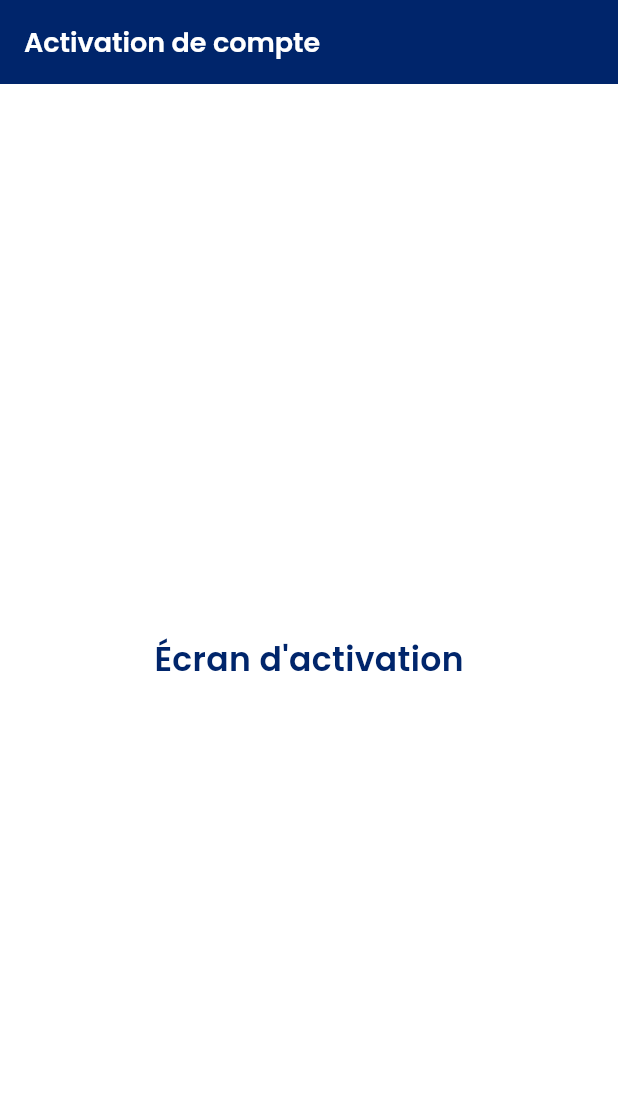
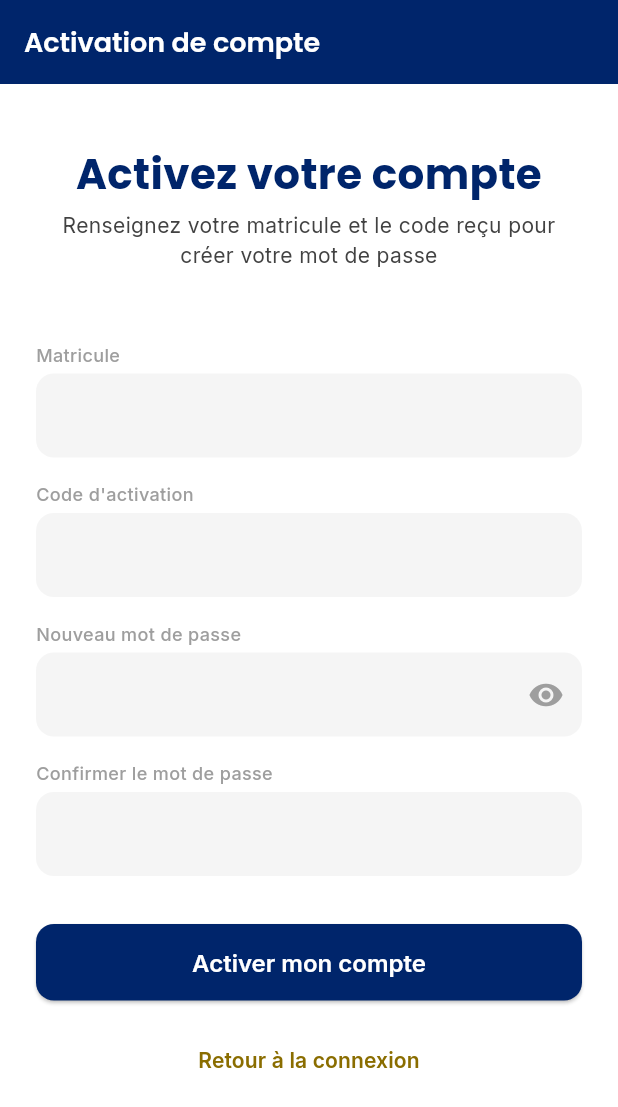
Before and after one commit to dirambedimboumbeguymbouess2001-hue/ipea-app, a Flutter app: the ActivationScreen screen opened by its route, on a phone screen of 412 x 824 dp. Shown: the top 1107 px of the screen. Run offline on Flutter 3.47's test engine with Material 3 defaults, Android fonts, the phone set to English and light mode, and no system bars; our stand-ins replace go_router, google_fonts.

Commit message:
Ajout de l'ecran Activation de compte avec validation complete

```diff
--- a/lib/features/activation/activation_screen.dart
+++ b/lib/features/activation/activation_screen.dart
@@ -1,15 +1,172 @@
 import 'package:flutter/material.dart';
+import 'package:go_router/go_router.dart';
+import '../../core/theme/app_colors.dart';
 import '../../core/theme/app_typography.dart';
+import '../../core/theme/app_spacing.dart';
+import '../../shared/widgets/app_button.dart';
+import '../../shared/widgets/app_text_field.dart';
 
-class ActivationScreen extends StatelessWidget {
+class ActivationScreen extends StatefulWidget {
   const ActivationScreen({super.key});
+
+  @override
+  State<ActivationScreen> createState() => _ActivationScreenState();
+}
+
+class _ActivationScreenState extends State<ActivationScreen> {
+  final _matriculeController = TextEditingController();
+  final _codeController = TextEditingController();
+  final _motDePasseController = TextEditingController();
+  final _confirmationController = TextEditingController();
+
+  bool _motDePasseVisible = false;
+  bool _chargement = false;
+
+  String? _erreurMatricule;
+  String? _erreurCode;
+  String? _erreurMotDePasse;
+  String? _erreurConfirmation;
+
+  @override
+  void dispose() {
+    _matriculeController.dispose();
+    _codeController.dispose();
+    _motDePasseController.dispose();
+    _confirmationController.dispose();
+    super.dispose();
+  }
+
+  bool _validerFormulaire() {
+    setState(() {
+      _erreurMatricule = _matriculeController.text.trim().isEmpty
+          ? 'Matricule requis'
+          : null;
+
+      _erreurCode = _codeController.text.trim().isEmpty
+          ? 'Code d\'activation requis'
+          : null;
+
+      _erreurMotDePasse = _motDePasseController.text.length < 6
+          ? 'Au moins 6 caractères'
+          : null;
+
+      _erreurConfirmation = _confirmationController.text != _motDePasseController.text
+          ? 'Les mots de passe ne correspondent pas'
+          : null;
+    });
+
+    return _erreurMatricule == null &&
+        _erreurCode == null &&
+        _erreurMotDePasse == null &&
+        _erreurConfirmation == null;
+  }
+
+  Future<void> _activerCompte() async {
+    if (!_validerFormulaire()) return;
+
+    setState(() => _chargement = true);
+
+    // --- SIMULATION TEMPORAIRE, en attendant la documentation API ---
+    // Sera remplacé par un vrai appel POST /activation avec matricule,
+    // code et nouveau mot de passe.
+    await Future.delayed(const Duration(seconds: 1));
+
+    if (!mounted) return;
+    setState(() => _chargement = false);
+
+    ScaffoldMessenger.of(context).showSnackBar(
+      const SnackBar(content: Text('Compte activé avec succès. Vous pouvez vous connecter.')),
+    );
+
+    // Renvoie l'étudiant vers l'écran de connexion une fois activé
+    context.go('/connexion');
+  }
 
   @override
   Widget build(BuildContext context) {
     return Scaffold(
+      backgroundColor: AppColors.blanc,
       appBar: AppBar(title: const Text('Activation de compte')),
-      body: Center(
-        child: Text('Écran d\'activation', style: AppTypography.h2),
+      body: SafeArea(
+        child: SingleChildScrollView(
+          padding: const EdgeInsets.all(AppSpacing.lg),
+          child: Column(
+            crossAxisAlignment: CrossAxisAlignment.stretch,
+            children: [
+              const SizedBox(height: AppSpacing.md),
+              Text(
+                'Activez votre compte',
+                style: AppTypography.h1,
+                textAlign: TextAlign.center,
+              ),
+              const SizedBox(height: AppSpacing.xs),
+              Text(
+                'Renseignez votre matricule et le code reçu pour créer votre mot de passe',
+                style: AppTypography.bodyMedium,
+                textAlign: TextAlign.center,
+              ),
+              const SizedBox(height: AppSpacing.xxl),
+
+              AppTextField(
+                label: 'Matricule',
+                controller: _matriculeController,
+                errorText: _erreurMatricule,
+              ),
+              const SizedBox(height: AppSpacing.md),
+
+              AppTextField(
+                label: 'Code d\'activation',
+                controller: _codeController,
+                errorText: _erreurCode,
+                keyboardType: TextInputType.number,
+              ),
+              const SizedBox(height: AppSpacing.md),
+
+              AppTextField(
+                label: 'Nouveau mot de passe',
+                controller: _motDePasseController,
+                errorText: _erreurMotDePasse,
+                obscureText: !_motDePasseVisible,
+                suffixIcon: IconButton(
+                  icon: Icon(
+                    _motDePasseVisible ? Icons.visibility_off : Icons.visibility,
+                    color: AppColors.grisMoyen,
+                  ),
+                  onPressed: () => setState(() => _motDePasseVisible = !_motDePasseVisible),
+                ),
+              ),
+              const SizedBox(height: AppSpacing.md),
+
+              AppTextField(
+                label: 'Confirmer le mot de passe',
+                controller: _confirmationController,
+                errorText: _erreurConfirmation,
+                obscureText: !_motDePasseVisible,
+              ),
+              const SizedBox(height: AppSpacing.xl),
+
+              AppButton(
+                label: 'Activer mon compte',
+                onPressed: _activerCompte,
+                isLoading: _chargement,
+              ),
+              const SizedBox(height: AppSpacing.md),
+
+              Center(
+                child: TextButton(
+                  onPressed: () => context.go('/connexion'),
+                  child: Text(
+                    'Retour à la connexion',
+                    style: AppTypography.bodyMedium.copyWith(
+                      color: AppColors.orFonce,
+                      fontWeight: FontWeight.w600,
+                    ),
+                  ),
+                ),
+              ),
+            ],
+          ),
+        ),
       ),
     );
   }
```
